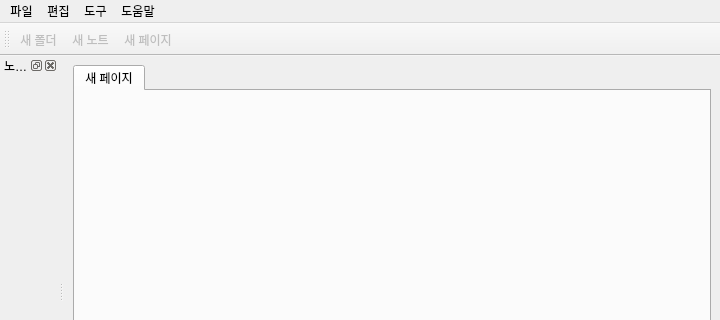
The window that ui/mainWindow.ui (bluekyu/kyuNotebook) describes before a commit, drawn with Qt 5; both pictures show x 0 to 720 and y 0 to 320 of the 720 by 547 pixel window.
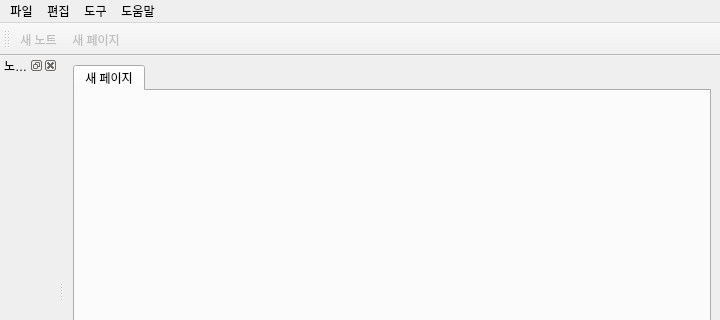
The same window after the commit.

```diff
--- a/ui/mainWindow.ui
+++ b/ui/mainWindow.ui
@@ -82,7 +82,6 @@
    <attribute name="toolBarBreak">
     <bool>false</bool>
    </attribute>
-   <addaction name="newDirAction"/>
    <addaction name="newNoteAction"/>
    <addaction name="newPageAction"/>
   </widget>
```
Left out of the diff: 6 changed lines with no effect on the pictures.
